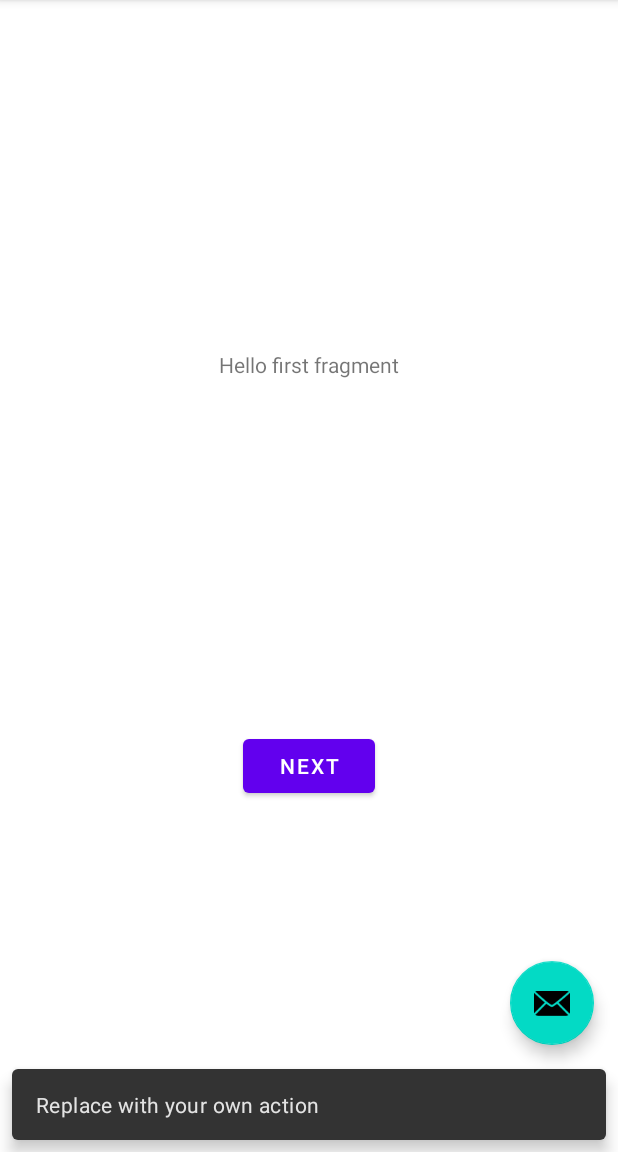
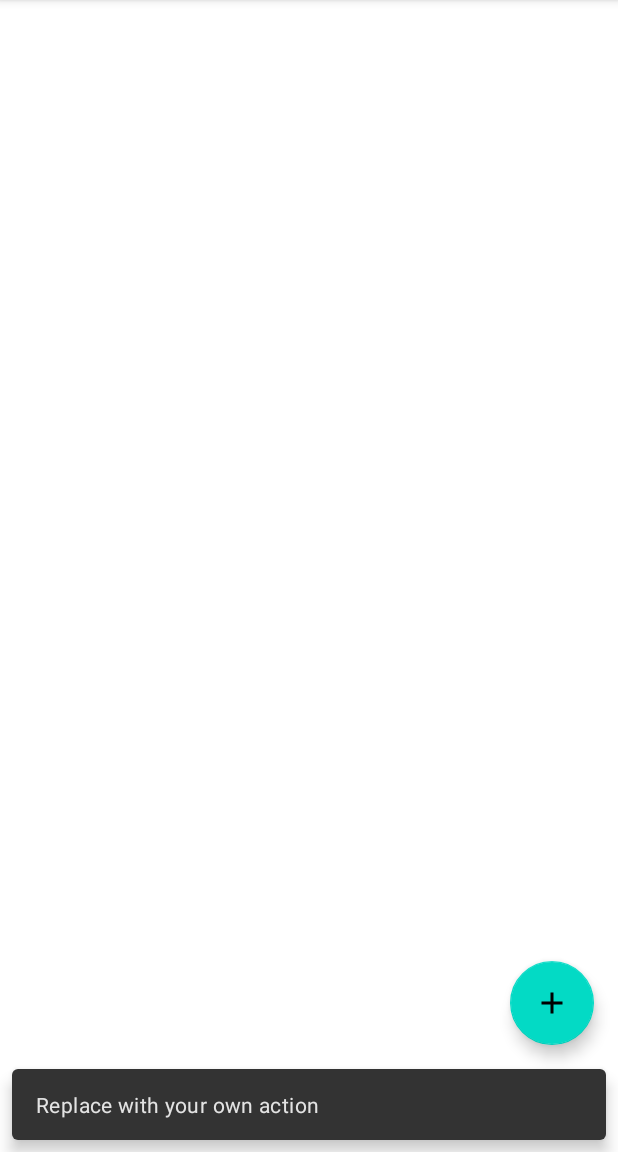
Before and after one commit to bipuldevashish/Room_Application, an Android app: the screen it shows after launch (MainActivity), after a tap on an icon or button, on a phone screen of 412 x 824 dp, the part 84-1236 px from its top. Run offline under Robolectric (Android 15) with nearby library versions, the phone set to English and light mode, and no system bars.

Commit message:
room package added..

```diff
--- a/app/src/main/AndroidManifest.xml
+++ b/app/src/main/AndroidManifest.xml
@@ -10,7 +10,7 @@
         android:supportsRtl="true"
         android:theme="@style/Theme.Room_Application">
         <activity
-            android:name=".MainActivity"
+            android:name=".ui.MainActivity"
             android:label="@string/app_name"
             android:theme="@style/Theme.Room_Application.NoActionBar">
             <intent-filter>
--- /dev/null
+++ b/app/src/main/java/com/bipuldevashish/room_application/repository/Repository.kt
@@ -0,0 +1,4 @@
+package com.bipuldevashish.room_application.repository
+
+class Repository {
+}
--- a/app/src/main/java/com/bipuldevashish/room_application/MainActivity.kt
+++ b/app/src/main/java/com/bipuldevashish/room_application/ui/MainActivity.kt
@@ -1,4 +1,4 @@
-package com.bipuldevashish.room_application
+package com.bipuldevashish.room_application.ui
 
 import android.os.Bundle
 import com.google.android.material.floatingactionbutton.FloatingActionButton
@@ -6,6 +6,7 @@ import com.google.android.material.snackbar.Snackbar
 import androidx.appcompat.app.AppCompatActivity
 import android.view.Menu
 import android.view.MenuItem
+import com.bipuldevashish.room_application.R
 
 class MainActivity : AppCompatActivity() {
 
--- a/app/src/main/java/com/bipuldevashish/room_application/FirstFragment.kt
+++ b/app/src/main/java/com/bipuldevashish/room_application/ui/SecondFragment.kt
@@ -1,4 +1,4 @@
-package com.bipuldevashish.room_application
+package com.bipuldevashish.room_application.ui
 
 import android.os.Bundle
 import androidx.fragment.app.Fragment
@@ -7,25 +7,23 @@ import android.view.View
 import android.view.ViewGroup
 import android.widget.Button
 import androidx.navigation.fragment.findNavController
+import com.bipuldevashish.room_application.R
 
 /**
- * A simple [Fragment] subclass as the default destination in the navigation.
+ * A simple [Fragment] subclass as the second destination in the navigation.
  */
-class FirstFragment : Fragment() {
+class SecondFragment : Fragment() {
 
     override fun onCreateView(
             inflater: LayoutInflater, container: ViewGroup?,
             savedInstanceState: Bundle?
     ): View? {
         // Inflate the layout for this fragment
-        return inflater.inflate(R.layout.fragment_first, container, false)
+        return inflater.inflate(R.layout.fragment_second, container, false)
     }
 
     override fun onViewCreated(view: View, savedInstanceState: Bundle?) {
         super.onViewCreated(view, savedInstanceState)
 
-        view.findViewById<Button>(R.id.button_first).setOnClickListener {
-            findNavController().navigate(R.id.action_FirstFragment_to_SecondFragment)
-        }
     }
 }
--- /dev/null
+++ b/app/src/main/res/drawable/ic_baseline_add_24.xml
@@ -0,0 +1,10 @@
+<vector xmlns:android="http://schemas.android.com/apk/res/android"
+    android:width="24dp"
+    android:height="24dp"
+    android:viewportWidth="24"
+    android:viewportHeight="24"
+    android:tint="?attr/colorControlNormal">
+  <path
+      android:fillColor="@android:color/white"
+      android:pathData="M19,13h-6v6h-2v-6H5v-2h6V5h2v6h6v2z"/>
+</vector>
--- a/app/src/main/res/layout/activity_main.xml
+++ b/app/src/main/res/layout/activity_main.xml
@@ -4,7 +4,7 @@
     xmlns:tools="http://schemas.android.com/tools"
     android:layout_width="match_parent"
     android:layout_height="match_parent"
-    tools:context=".MainActivity">
+    tools:context=".ui.MainActivity">
 
     <com.google.android.material.appbar.AppBarLayout
         android:layout_width="match_parent"
@@ -28,6 +28,6 @@
         android:layout_height="wrap_content"
         android:layout_gravity="bottom|end"
         android:layout_margin="@dimen/fab_margin"
-        app:srcCompat="@android:drawable/ic_dialog_email" />
+        app:srcCompat="@drawable/ic_baseline_add_24" />
 
 </androidx.coordinatorlayout.widget.CoordinatorLayout>
--- a/app/src/main/res/layout/fragment_first.xml
+++ b/app/src/main/res/layout/fragment_first.xml
@@ -4,25 +4,11 @@
     xmlns:tools="http://schemas.android.com/tools"
     android:layout_width="match_parent"
     android:layout_height="match_parent"
-    tools:context=".FirstFragment">
+    tools:context=".ui.FirstFragment">
 
-    <TextView
-        android:id="@+id/textview_first"
-        android:layout_width="wrap_content"
-        android:layout_height="wrap_content"
-        android:text="@string/hello_first_fragment"
-        app:layout_constraintBottom_toTopOf="@id/button_first"
-        app:layout_constraintEnd_toEndOf="parent"
-        app:layout_constraintStart_toStartOf="parent"
-        app:layout_constraintTop_toTopOf="parent" />
+    <androidx.recyclerview.widget.RecyclerView
+        android:layout_width="match_parent"
+        android:layout_height="match_parent"
+        android:id="@+id/recyclerView"/>
 
-    <Button
-        android:id="@+id/button_first"
-        android:layout_width="wrap_content"
-        android:layout_height="wrap_content"
-        android:text="@string/next"
-        app:layout_constraintBottom_toBottomOf="parent"
-        app:layout_constraintEnd_toEndOf="parent"
-        app:layout_constraintStart_toStartOf="parent"
-        app:layout_constraintTop_toBottomOf="@id/textview_first" />
 </androidx.constraintlayout.widget.ConstraintLayout>
--- a/app/src/main/res/menu/menu_main.xml
+++ b/app/src/main/res/menu/menu_main.xml
@@ -1,7 +1,7 @@
 <menu xmlns:android="http://schemas.android.com/apk/res/android"
     xmlns:app="http://schemas.android.com/apk/res-auto"
     xmlns:tools="http://schemas.android.com/tools"
-    tools:context="com.bipuldevashish.room_application.MainActivity">
+    tools:context="com.bipuldevashish.room_application.ui.MainActivity">
     <item
         android:id="@+id/action_settings"
         android:orderInCategory="100"
--- a/app/src/main/res/navigation/nav_graph.xml
+++ b/app/src/main/res/navigation/nav_graph.xml
@@ -7,7 +7,7 @@
 
     <fragment
         android:id="@+id/FirstFragment"
-        android:name="com.bipuldevashish.room_application.FirstFragment"
+        android:name="com.bipuldevashish.room_application.ui.FirstFragment"
         android:label="@string/first_fragment_label"
         tools:layout="@layout/fragment_first">
 
@@ -17,7 +17,7 @@
     </fragment>
     <fragment
         android:id="@+id/SecondFragment"
-        android:name="com.bipuldevashish.room_application.SecondFragment"
+        android:name="com.bipuldevashish.room_application.ui.SecondFragment"
         android:label="@string/second_fragment_label"
         tools:layout="@layout/fragment_second">
 
```
Also changed, not shown: app/build.gradle (+20 -0 lines), app/src/main/java/com/bipuldevashish/room_application/room/NoteDao.kt (added, +24 -0 lines), app/src/main/java/com/bipuldevashish/room_application/room/NoteDatabase.kt (added, +45 -0 lines), app/src/main/java/com/bipuldevashish/room_application/room/NoteItem.kt (added, +16 -0 lines), app/src/main/java/com/bipuldevashish/room_application/ui/FirstFragment.kt (renamed from app/src/main/java/com/bipuldevashish/room_application/SecondFragment.kt, +6 -9 lines), app/src/main/res/layout/fragment_second.xml (+1 -18 lines), app/src/main/res/layout/list_item.xml (added, +23 -0 lines).
